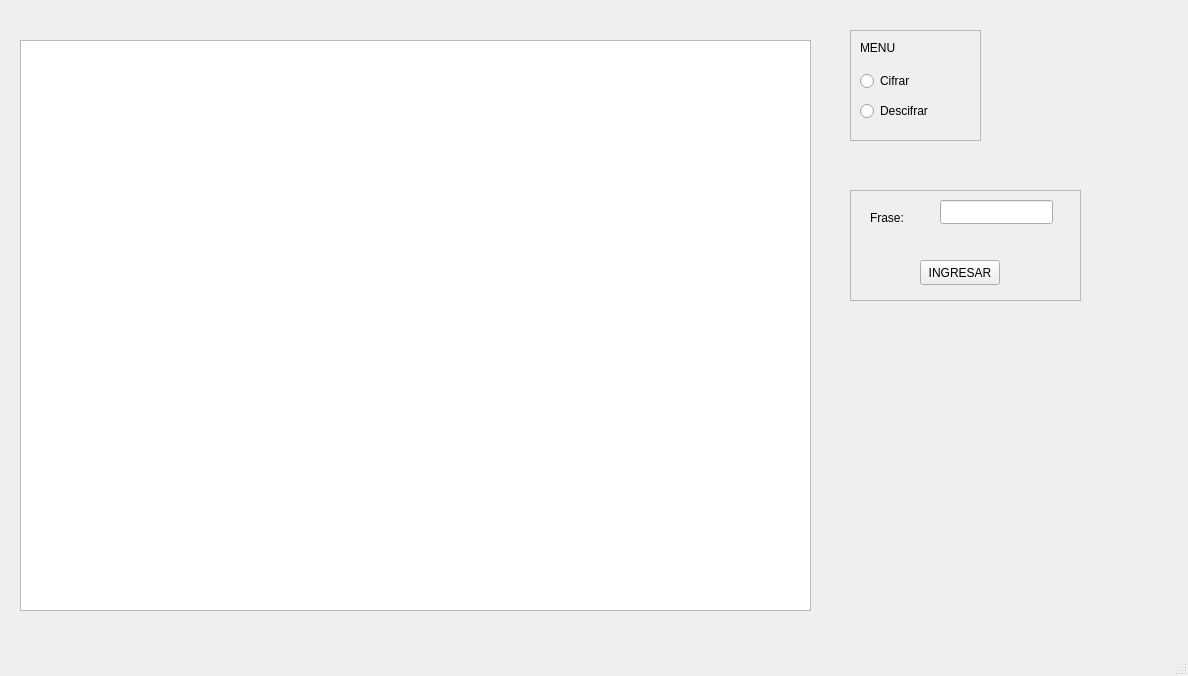
Qt form TDA/cframe.ui (EmaGaleas/criptoversidad) before a commit.
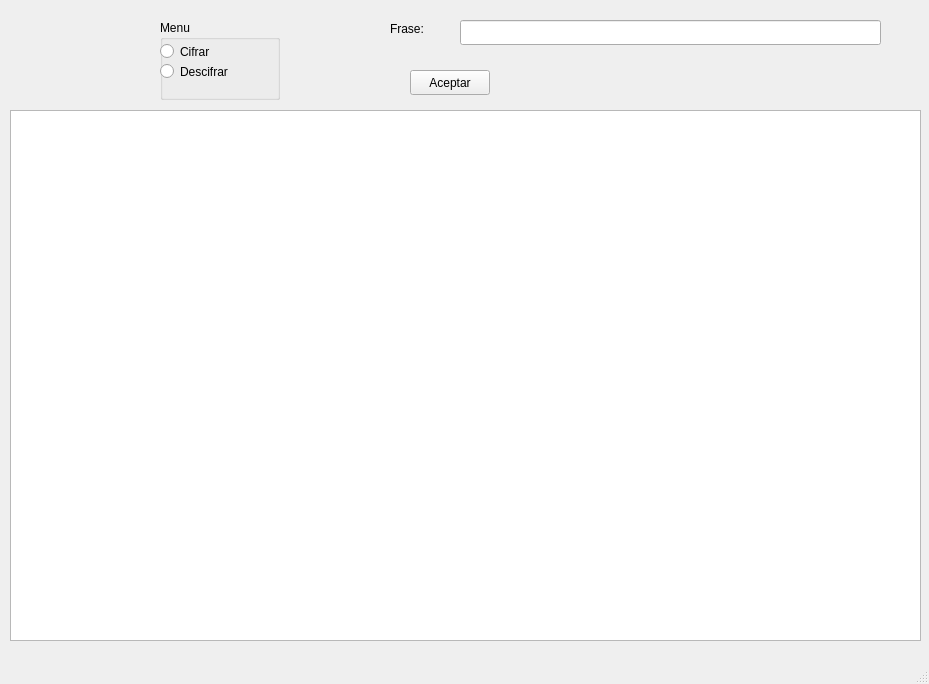
The same form after that commit.

```diff
--- a/TDA/cframe.ui
+++ b/TDA/cframe.ui
@@ -6,8 +6,8 @@
    <rect>
     <x>0</x>
     <y>0</y>
-    <width>1188</width>
-    <height>676</height>
+    <width>929</width>
+    <height>684</height>
    </rect>
   </property>
   <property name="windowTitle">
@@ -17,119 +17,87 @@
    <widget class="QTableWidget" name="TW_MOSTRAR">
     <property name="geometry">
      <rect>
-      <x>20</x>
-      <y>40</y>
-      <width>791</width>
-      <height>571</height>
+      <x>10</x>
+      <y>110</y>
+      <width>911</width>
+      <height>531</height>
      </rect>
     </property>
    </widget>
-   <widget class="QFrame" name="frameC1">
+   <widget class="QPushButton" name="Btn_Aceptar">
     <property name="geometry">
      <rect>
-      <x>850</x>
-      <y>30</y>
-      <width>131</width>
-      <height>111</height>
+      <x>410</x>
+      <y>70</y>
+      <width>80</width>
+      <height>25</height>
      </rect>
     </property>
-    <property name="frameShape">
-     <enum>QFrame::StyledPanel</enum>
+    <property name="text">
+     <string>Aceptar</string>
     </property>
-    <property name="frameShadow">
-     <enum>QFrame::Raised</enum>
+   </widget>
+   <widget class="QLabel" name="Lbl_Frase">
+    <property name="geometry">
+     <rect>
+      <x>390</x>
+      <y>20</y>
+      <width>54</width>
+      <height>17</height>
+     </rect>
     </property>
-    <widget class="QRadioButton" name="rb_cifrar">
+    <property name="text">
+     <string>Frase:</string>
+    </property>
+   </widget>
+   <widget class="QLineEdit" name="TBx_Frase">
+    <property name="geometry">
+     <rect>
+      <x>460</x>
+      <y>20</y>
+      <width>421</width>
+      <height>25</height>
+     </rect>
+    </property>
+   </widget>
+   <widget class="QGroupBox" name="GB_Sub_Menu">
+    <property name="geometry">
+     <rect>
+      <x>160</x>
+      <y>20</y>
+      <width>120</width>
+      <height>80</height>
+     </rect>
+    </property>
+    <property name="title">
+     <string>Menu</string>
+    </property>
+    <widget class="QRadioButton" name="RB_Cifrar">
      <property name="geometry">
       <rect>
-       <x>10</x>
-       <y>40</y>
-       <width>97</width>
-       <height>22</height>
+       <x>0</x>
+       <y>20</y>
+       <width>96</width>
+       <height>23</height>
       </rect>
      </property>
      <property name="text">
       <string>Cifrar</string>
      </property>
     </widget>
-    <widget class="QRadioButton" name="rb_descifrar">
+    <widget class="QRadioButton" name="RB_Descifrar">
      <property name="geometry">
       <rect>
-       <x>10</x>
-       <y>70</y>
-       <width>97</width>
-       <height>22</height>
+       <x>0</x>
+       <y>40</y>
+       <width>96</width>
+       <height>23</height>
       </rect>
      </property>
      <property name="text">
       <string>Descifrar</string>
      </property>
     </widget>
-    <widget class="QLabel" name="label">
-     <property name="geometry">
-      <rect>
-       <x>10</x>
-       <y>10</y>
-       <width>55</width>
-       <height>16</height>
-      </rect>
-     </property>
-     <property name="text">
-      <string>MENU</string>
-     </property>
-    </widget>
-   </widget>
-   <widget class="QFrame" name="frameC2">
-    <property name="geometry">
-     <rect>
-      <x>850</x>
-      <y>190</y>
-      <width>231</width>
-      <height>111</height>
-     </rect>
-    </property>
-    <property name="frameShape">
-     <enum>QFrame::StyledPanel</enum>
-    </property>
-    <property name="frameShadow">
-     <enum>QFrame::Raised</enum>
-    </property>
-    <widget class="QLabel" name="label_2">
-     <property name="geometry">
-      <rect>
-       <x>20</x>
-       <y>20</y>
-       <width>55</width>
-       <height>16</height>
-      </rect>
-     </property>
-     <property name="text">
-      <string>Frase:</string>
-     </property>
-    </widget>
-    <widget class="QLineEdit" name="le_frase">
-     <property name="geometry">
-      <rect>
-       <x>90</x>
-       <y>10</y>
-       <width>113</width>
-       <height>24</height>
-      </rect>
-     </property>
-    </widget>
-    <widget class="QPushButton" name="pushButton">
-     <property name="geometry">
-      <rect>
-       <x>70</x>
-       <y>70</y>
-       <width>80</width>
-       <height>25</height>
-      </rect>
-     </property>
-     <property name="text">
-      <string>INGRESAR</string>
-     </property>
-    </widget>
    </widget>
   </widget>
   <widget class="QMenuBar" name="menubar">
```
Left out of the diff: 6 changed lines with no effect on the pictures.
